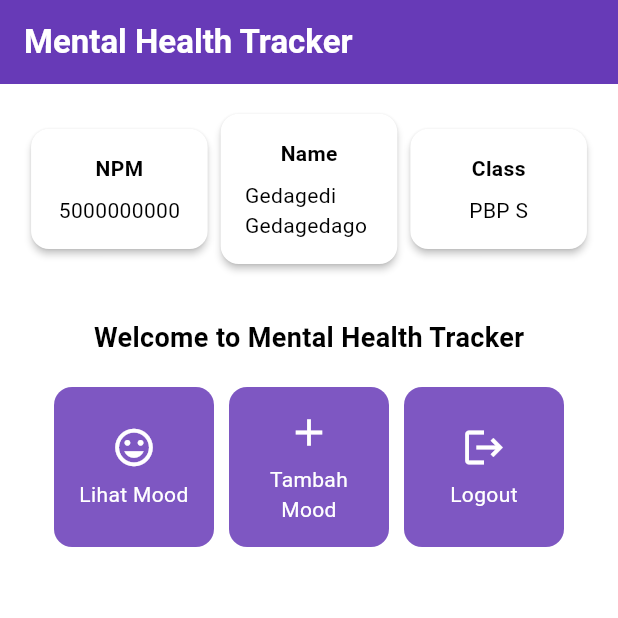
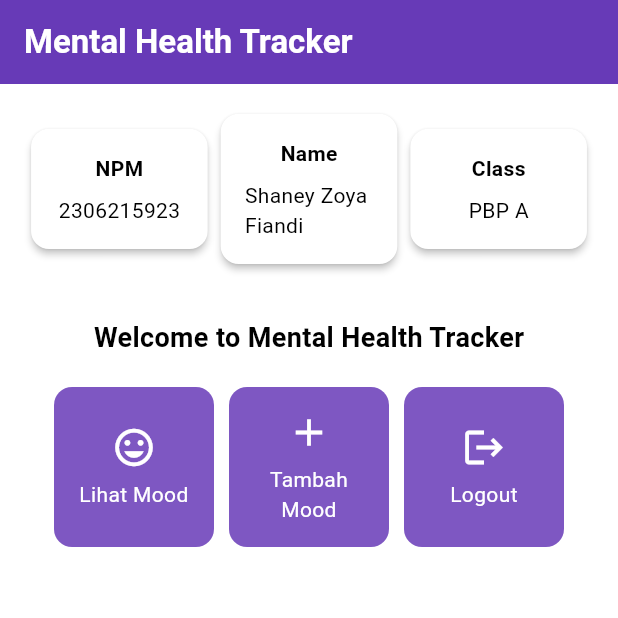
Before and after one commit to szoyaf/mental-health-tracker-mobile, a Flutter app: the screen it shows after launch, on a phone screen of 412 x 824 dp, the top half of it. Run offline on Flutter 3.47's test engine with Material 3 defaults, Android fonts, the phone set to English and light mode, and no system bars.

Commit message:
feat: npm name classname

```diff
--- a/lib/menu.dart
+++ b/lib/menu.dart
@@ -1,9 +1,9 @@
 import 'package:flutter/material.dart';
 
 class MyHomePage extends StatelessWidget {
-    final String npm = '5000000000'; // NPM
-    final String name = 'Gedagedi Gedagedago'; // Nama
-    final String className = 'PBP S'; // Kelas
+    final String npm = '2306215923'; // NPM
+    final String name = 'Shaney Zoya Fiandi'; // Nama
+    final String className = 'PBP A'; // Kelas
 
     final List<ItemHomepage> items = [
          ItemHomepage("Lihat Mood", Icons.mood),
```
